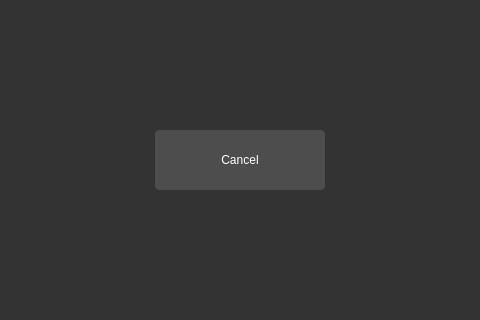
Above: source/features/ui/uploadpage_failure.ui from Teky500/Ebook-PR-Application before the change; both pictures show x 306 to 786 and y 132 to 452 of the 1092 by 683 pixel window. Below: the same form after it.
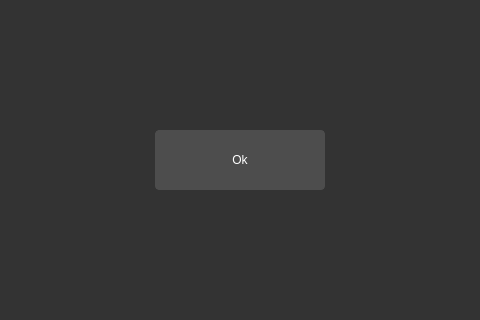
That is the form after the change.

Commit message: basic frontend label changes

The edit to the form file:
```diff
--- a/source/features/ui/uploadpage_failure.ui
+++ b/source/features/ui/uploadpage_failure.ui
@@ -193,7 +193,7 @@
           <string notr="true">font: 700 18pt &quot;Segoe UI&quot;;</string>
          </property>
          <property name="text">
-          <string>Cancel</string>
+          <string>Ok</string>
          </property>
         </widget>
        </item>
```
The commit also changes 3 other files.
